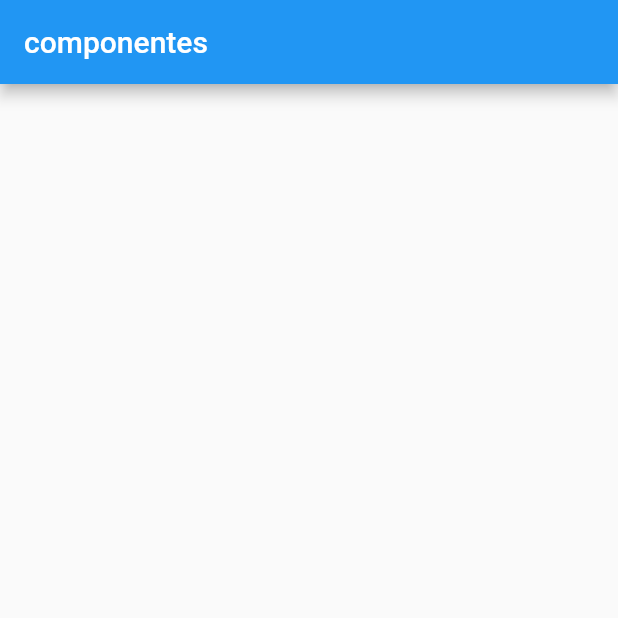
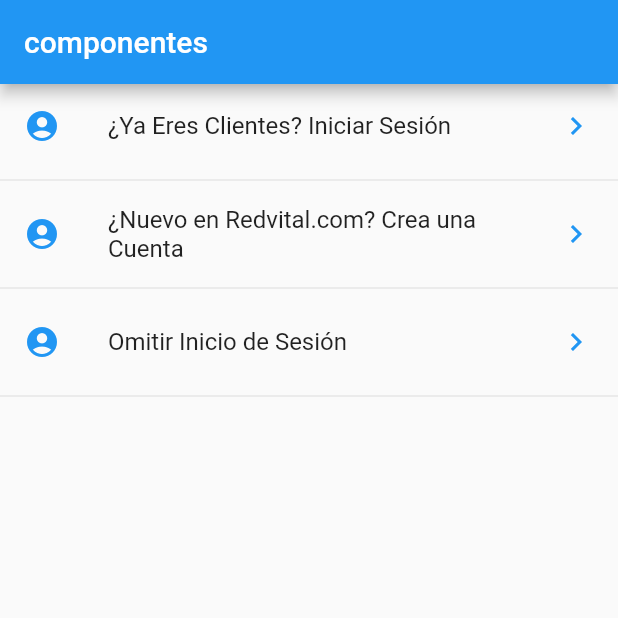
Before and after one commit to kervisvasquez1993/compo-flutter, a Flutter app: the screen it shows after launch, on a phone screen of 412 x 824 dp, the top half of it. Run offline on Flutter 3.47's test engine with Material 2 defaults, Android fonts, the phone set to English and light mode, and no system bars.

Commit message:
agregamos respuestas de json

```diff
--- a/data/menu_opts.json
+++ b/data/menu_opts.json
@@ -4,17 +4,17 @@
         {
             "ruta" : "alert",
             "icon" : "add_alert",
-            "texto": "Alertas"
+            "texto": "¿Ya Eres Clientes? Iniciar Sesión"
         },
         {
             "ruta" : "avatar",
             "icon" : "accessibility",
-            "texto": "Avatars"
+            "texto": "¿Nuevo en Redvital.com? Crea una Cuenta"
         },
         {
             "ruta" : "card",
             "icon" : "folder_open",
-            "texto": "Cards - Tarjetas"
+            "texto": "Omitir Inicio de Sesión"
         }
     ]
 }
--- a/lib/pages/home_page.dart
+++ b/lib/pages/home_page.dart
@@ -12,18 +12,44 @@ class HomePage extends StatelessWidget {
   }
 
   Widget _Lista() {
-    print(menuProvider.opciones);
-    //return ListView(children: _listasItems(),);
+
+   /*
+      menuProvider.cargarData().then((opciones) {
+      print('_Lista');
+      print(opciones);
+    });
+    */
+      return FutureBuilder(
+        future: menuProvider.cargarData(),
+        initialData: [], // informacion que va atener por defecto miestra no tenga los datos
+        builder: (BuildContext context, AsyncSnapshot <List <dynamic>> snapshot){
+
+
+          return ListView(children: _listasItems(snapshot.data),);
+
+        },
+      );
+
+    //print(menuProvider.opciones);
+    //return );
   }
 
-  List<Widget> _listasItems() {
-      return [
-        ListTile(title: Text( 'hola kervis')),
-        Divider(),
-        ListTile(title: Text( 'hola mundo')),
-        Divider(),
-        ListTile(title: Text( 'hola mundo')),
-        Divider(),
-      ];
+  List<Widget> _listasItems(List <dynamic> data) {
+      final List <Widget> opciones = [];
+      data.forEach((opt) {
+        final widgetTemp = ListTile(
+          title: Text(opt['texto']),
+          leading: Icon(Icons.account_circle, color: Colors.blue),
+          trailing: Icon(Icons.keyboard_arrow_right, color: Colors.blue),
+          onTap: (){
+
+          },
+        );
+
+        opciones..add(widgetTemp)
+                ..add(Divider());
+      });
+
+      return opciones;
   }
 }
```
Also changed, not shown: lib/pages/providers/menu_provider.dart (+9 -6 lines).
